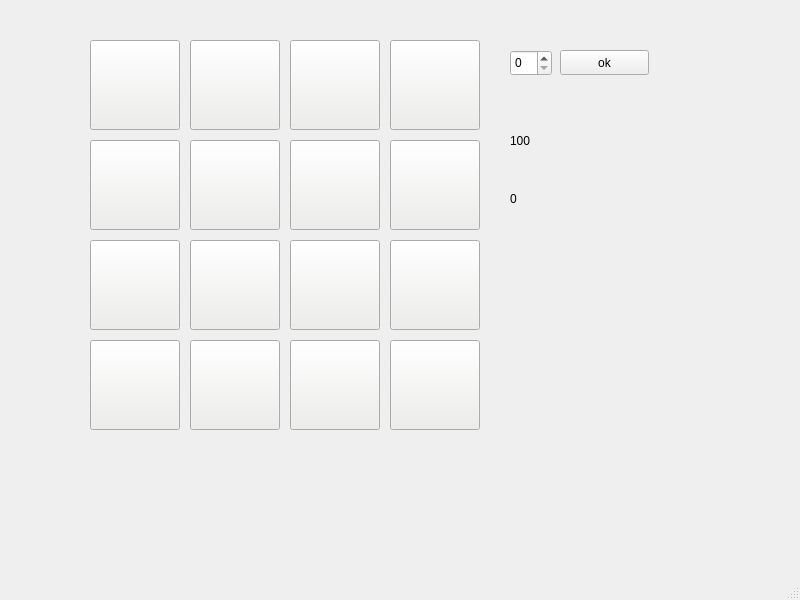
Above: mainwindow.ui from asya-r/simulation_1 before the change. Below: the same form after it.
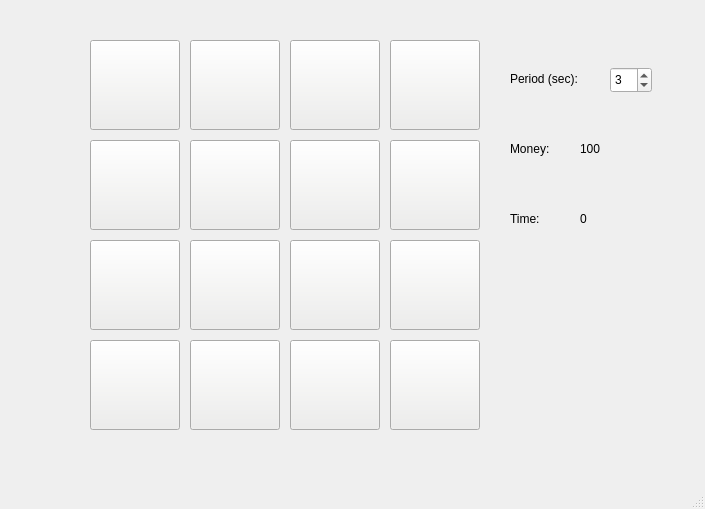
That is the form after the change.

The edit to the form file:
```diff
--- a/mainwindow.ui
+++ b/mainwindow.ui
@@ -6,8 +6,8 @@
    <rect>
     <x>0</x>
     <y>0</y>
-    <width>800</width>
-    <height>600</height>
+    <width>705</width>
+    <height>509</height>
    </rect>
   </property>
   <property name="windowTitle">
@@ -81,10 +81,10 @@
    <widget class="QLabel" name="label">
     <property name="geometry">
      <rect>
-      <x>510</x>
-      <y>110</y>
-      <width>111</width>
-      <height>61</height>
+      <x>580</x>
+      <y>140</y>
+      <width>41</width>
+      <height>17</height>
      </rect>
     </property>
     <property name="text">
@@ -94,8 +94,8 @@
    <widget class="QLabel" name="label_2">
     <property name="geometry">
      <rect>
-      <x>510</x>
-      <y>190</y>
+      <x>580</x>
+      <y>210</y>
       <width>67</width>
       <height>17</height>
      </rect>
@@ -299,24 +299,53 @@
    <widget class="QSpinBox" name="spinBox">
     <property name="geometry">
      <rect>
-      <x>510</x>
-      <y>50</y>
+      <x>610</x>
+      <y>67</y>
       <width>42</width>
       <height>26</height>
      </rect>
     </property>
+    <property name="value">
+     <number>3</number>
+    </property>
    </widget>
-   <widget class="QPushButton" name="pushButton_17">
+   <widget class="QLabel" name="label_3">
     <property name="geometry">
      <rect>
-      <x>560</x>
-      <y>50</y>
-      <width>89</width>
-      <height>25</height>
+      <x>510</x>
+      <y>70</y>
+      <width>91</width>
+      <height>17</height>
      </rect>
     </property>
     <property name="text">
-     <string>ok</string>
+     <string>Period (sec):</string>
+    </property>
+   </widget>
+   <widget class="QLabel" name="label_4">
+    <property name="geometry">
+     <rect>
+      <x>510</x>
+      <y>140</y>
+      <width>67</width>
+      <height>17</height>
+     </rect>
+    </property>
+    <property name="text">
+     <string>Money:</string>
+    </property>
+   </widget>
+   <widget class="QLabel" name="label_5">
+    <property name="geometry">
+     <rect>
+      <x>510</x>
+      <y>210</y>
+      <width>67</width>
+      <height>17</height>
+     </rect>
+    </property>
+    <property name="text">
+     <string>Time:</string>
     </property>
    </widget>
   </widget>
```
Left out of the diff: 2 changed lines with no effect on the pictures.
